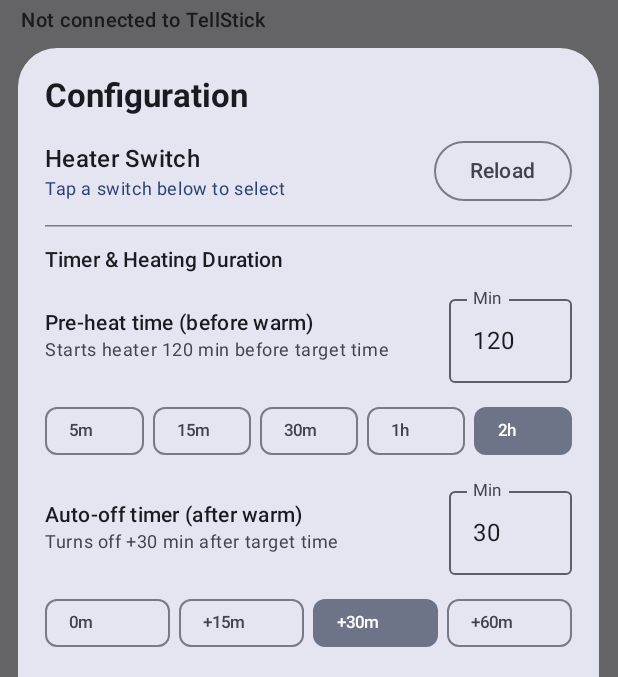
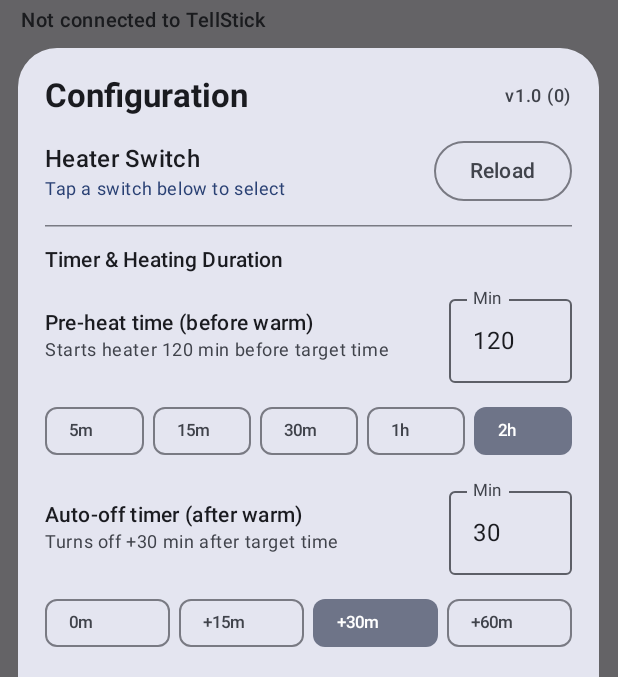
Before and after one commit to davidsandberg/defrostify, an Android app built with Jetpack Compose: the screen it shows after launch (MainActivity), after a tap on "⚙ Config", on a phone screen of 412 x 824 dp, the part 60-737 px from its top. Run offline under Robolectric (Android 15) with nearby library versions, the phone set to English and light mode, and no system bars; our stand-ins replace Navigation 3.

Commit message:
Show app version in Configuration dialog and bump to 1.0.4 (versionCode 5)

```diff
--- a/app/build.gradle.kts
+++ b/app/build.gradle.kts
@@ -20,8 +20,8 @@ android {
         applicationId = "com.davidsandberg.defrostify"
         minSdk = 26
         targetSdk = 36
-        versionCode = 4
-        versionName = "1.0.3"
+        versionCode = 5
+        versionName = "1.0.4"
     }
 
     signingConfigs {
--- a/app/src/main/java/com/example/carheater/ui/components/AuthConfigDialog.kt
+++ b/app/src/main/java/com/example/carheater/ui/components/AuthConfigDialog.kt
@@ -81,6 +81,14 @@ fun AuthConfigDialog(
   }
   var showManualTokenField by remember { mutableStateOf(false) }
   var activePopupAuthUrl by remember { mutableStateOf<String?>(null) }
+  val appVersionLabel = remember(context) {
+    runCatching {
+      val pkgInfo = context.packageManager.getPackageInfo(context.packageName, 0)
+      val vName = pkgInfo.versionName ?: "1.0"
+      val vCode = pkgInfo.longVersionCode
+      "v$vName ($vCode)"
+    }.getOrDefault("")
+  }
 
   Dialog(
     onDismissRequest = onDismiss,
@@ -112,11 +120,24 @@ fun AuthConfigDialog(
             },
           )
         } else {
+        Row(
+          modifier = Modifier.fillMaxWidth(),
+          horizontalArrangement = Arrangement.SpaceBetween,
+          verticalAlignment = Alignment.CenterVertically,
+        ) {
           Text(
             text = "Configuration",
             style = MaterialTheme.typography.titleLarge,
             fontWeight = FontWeight.Bold,
           )
+          if (appVersionLabel.isNotBlank()) {
+            Text(
+              text = appVersionLabel,
+              style = MaterialTheme.typography.labelMedium,
+              color = MaterialTheme.colorScheme.onSurfaceVariant,
+            )
+          }
+        }
 
         // 1. Switch Picker Section (Front and Center!)
         Row(
@@ -458,8 +479,15 @@ fun AuthConfigDialog(
 
         Row(
           modifier = Modifier.fillMaxWidth(),
-          horizontalArrangement = Arrangement.End,
+          horizontalArrangement = Arrangement.SpaceBetween,
+          verticalAlignment = Alignment.CenterVertically,
         ) {
+          Text(
+            text = if (appVersionLabel.isNotBlank()) "Defrostify $appVersionLabel" else "",
+            style = MaterialTheme.typography.bodySmall,
+            color = MaterialTheme.colorScheme.onSurfaceVariant,
+          )
+          Row(verticalAlignment = Alignment.CenterVertically) {
             TextButton(onClick = onDismiss) {
               Text("Cancel")
             }
@@ -471,6 +499,7 @@ fun AuthConfigDialog(
               }
             ) {
               Text("Done")
+            }
           }
         }
         }
```
Lines whose indentation alone changed are shown as unchanged.
